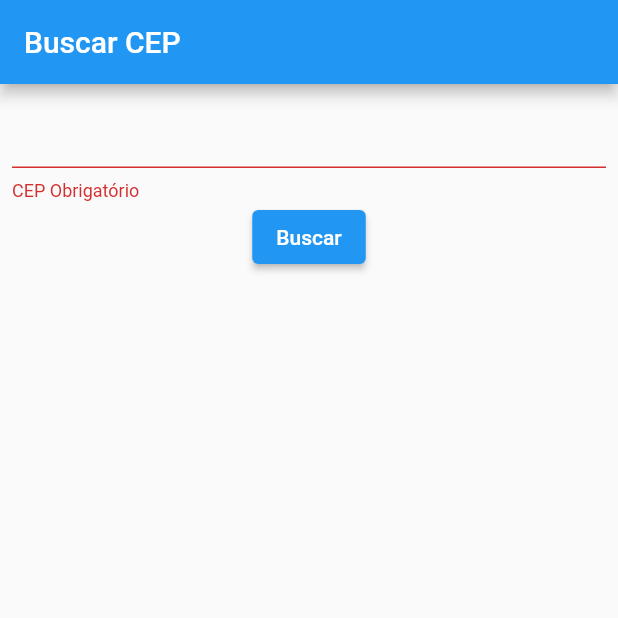
After one commit to paulocf92/flutter-bloc-introduction, a Flutter app: the screen it shows after launch, after a tap on "Buscar", on a phone screen of 412 x 824 dp, the top half of it. The commit adds this screen. Run offline on Flutter 3.47's test engine with Material 2 defaults, Android fonts, the light colour scheme and no system bars; our stand-ins replace bloc, dio, flutter_bloc.

Commit message:
feat: replace subclass approach with a single class, further simplifying state management

```diff
--- a/lib/main.dart
+++ b/lib/main.dart
@@ -1,6 +1,6 @@
 import 'package:flutter/material.dart';
 
-import 'pages/home_page.dart';
+import 'pages/home_single_page.dart';
 
 void main() {
   runApp(const MyApp());
@@ -18,7 +18,7 @@ class MyApp extends StatelessWidget {
       theme: ThemeData(
         primarySwatch: Colors.blue,
       ),
-      home: const HomePage(),
+      home: const HomeSinglePage(),
     );
   }
 }
--- /dev/null
+++ b/lib/pages/home_single_page.dart
@@ -0,0 +1,91 @@
+import 'package:flutter/material.dart';
+import 'package:flutter_bloc/flutter_bloc.dart';
+import 'package:flutter_bloc_introduction/pages/state_single_class/home_single_class_controller.dart';
+import 'package:flutter_bloc_introduction/pages/state_single_class/home_state.dart';
+
+class HomeSinglePage extends StatefulWidget {
+  const HomeSinglePage({super.key});
+
+  @override
+  State<HomeSinglePage> createState() => _HomeSinglePageState();
+}
+
+class _HomeSinglePageState extends State<HomeSinglePage> {
+  final homeController = HomeSingleClassController();
+  final formkey = GlobalKey<FormState>();
+  final cepEC = TextEditingController();
+
+  @override
+  void dispose() {
+    cepEC.dispose();
+    super.dispose();
+  }
+
+  @override
+  Widget build(BuildContext context) {
+    return BlocListener<HomeSingleClassController, HomeState>(
+      bloc: homeController,
+      listener: (context, state) {
+        if (state.status == HomeStatus.failure) {
+          ScaffoldMessenger.of(context).showSnackBar(
+            const SnackBar(content: Text("Erro ao buscar Endereço")),
+          );
+        }
+      },
+      child: Scaffold(
+        appBar: AppBar(
+          title: const Text("Buscar CEP"),
+        ),
+        body: SingleChildScrollView(
+          child: Form(
+              key: formkey,
+              child: Padding(
+                padding: const EdgeInsets.all(8.0),
+                child: Column(
+                  children: [
+                    TextFormField(
+                      controller: cepEC,
+                      validator: (value) {
+                        if (value == null || value.isEmpty) {
+                          return "CEP Obrigatório";
+                        }
+                        return null;
+                      },
+                    ),
+                    ElevatedButton(
+                      onPressed: () async {
+                        final valid = formkey.currentState?.validate() ?? false;
+                        if (valid) {
+                          homeController.findCep(cepEC.text);
+                        }
+                      },
+                      child: const Text("Buscar"),
+                    ),
+                    BlocBuilder<HomeSingleClassController, HomeState>(
+                      bloc: homeController,
+                      builder: (context, state) {
+                        return Visibility(
+                          visible: state.status == HomeStatus.loading,
+                          child: const CircularProgressIndicator(),
+                        );
+                      },
+                    ),
+                    BlocBuilder<HomeSingleClassController, HomeState>(
+                      bloc: homeController,
+                      builder: (context, state) {
+                        if (state.status == HomeStatus.loaded) {
+                          return Text(
+                            "Logradouro:${state.enderecoModel?.logradouro} \nComplemento: ${state.enderecoModel?.complemento} \nCEP:${state.enderecoModel?.cep}",
+                          );
+                        }
+                        return const SizedBox.shrink();
+                      },
+                    )
+                  ],
+                ),
+              )),
+        ),
+      ),
+    );
+  }
+}
--- /dev/null
+++ b/lib/pages/state_single_class/home_single_class_controller.dart
@@ -0,0 +1,21 @@
+import 'package:flutter_bloc/flutter_bloc.dart';
+import 'package:flutter_bloc_introduction/pages/state_single_class/home_state.dart';
+import 'package:flutter_bloc_introduction/repositories/cep_repository.dart';
+import 'package:flutter_bloc_introduction/repositories/cep_repository_impl.dart';
+
+class HomeSingleClassController extends Cubit<HomeState> {
+  final CepRepository cepRepository = CepRepositoryImpl();
+
+  HomeSingleClassController() : super(HomeState());
+
+  Future<void> findCep(String cep) async {
+    try {
+      emit(state.copyWith(status: HomeStatus.loading));
+      final enderecoModel = await cepRepository.getCep(cep);
+      emit(state.copyWith(
+          enderecoModel: enderecoModel, status: HomeStatus.loaded));
+    } catch (e) {
+      emit(state.copyWith(status: HomeStatus.failure));
+    }
+  }
+}
--- /dev/null
+++ b/lib/pages/state_single_class/home_state.dart
@@ -0,0 +1,28 @@
+// ignore_for_file: public_member_api_docs, sort_constructors_first
+import 'package:flutter_bloc_introduction/models/endereco_model.dart';
+
+enum HomeStatus {
+  initial,
+  loading,
+  loaded,
+  failure,
+}
+
+class HomeState {
+  final EnderecoModel? enderecoModel;
+  final HomeStatus status;
+  HomeState({
+    this.status = HomeStatus.initial,
+    this.enderecoModel,
+  });
+
+  HomeState copyWith({
+    EnderecoModel? enderecoModel,
+    HomeStatus? status,
+  }) {
+    return HomeState(
+      enderecoModel: enderecoModel ?? this.enderecoModel,
+      status: status ?? this.status,
+    );
+  }
+}
```
